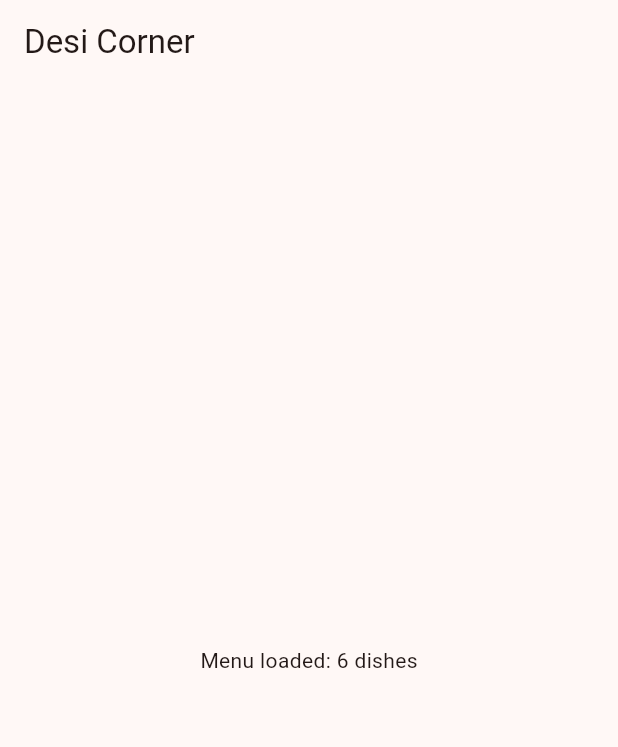
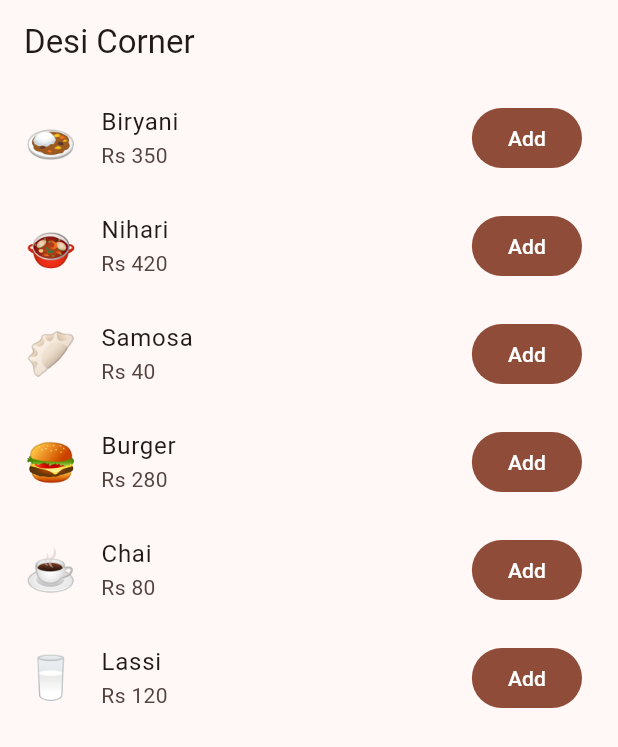
Before and after one commit to rao21/iba_app_dev_26, a Flutter app: the screen it shows after launch, on a phone screen of 412 x 824 dp. Shown: the top 747 px of the screen. Run offline on Flutter 3.47's test engine with Material 3 defaults, Android fonts, the phone set to English and light mode, and no system bars.

Commit message:
step 3: menu screen with a dead Add button

```diff
--- /dev/null
+++ b/lib/features/shop/pages/menu_page.dart
@@ -0,0 +1,33 @@
+import 'package:flutter/material.dart';
+
+import '../models/dish.dart';
+
+/// The menu screen. The Add button does nothing yet — that is the problem
+/// Provider is about to solve.
+class MenuPage extends StatelessWidget {
+  const MenuPage({super.key, required this.dishes});
+
+  final List<Dish> dishes;
+
+  @override
+  Widget build(BuildContext context) {
+    return Scaffold(
+      appBar: AppBar(title: const Text('Desi Corner')),
+      body: ListView.builder(
+        itemCount: dishes.length,
+        itemBuilder: (context, index) {
+          final dish = dishes[index];
+          return ListTile(
+            leading: Text(dish.emoji, style: const TextStyle(fontSize: 28)),
+            title: Text(dish.name),
+            subtitle: Text('Rs ${dish.price}'),
+            trailing: FilledButton(
+              onPressed: () {},
+              child: const Text('Add'),
+            ),
+          );
+        },
+      ),
+    );
+  }
+}
--- a/lib/main.dart
+++ b/lib/main.dart
@@ -2,6 +2,7 @@ import 'package:flutter/material.dart';
 
 import 'features/shop/data/menu_repository.dart';
 import 'features/shop/models/dish.dart';
+import 'features/shop/pages/menu_page.dart';
 
 Future<void> main() async {
   WidgetsFlutterBinding.ensureInitialized();
@@ -20,10 +21,7 @@ class ShopApp extends StatelessWidget {
       title: 'Desi Corner',
       debugShowCheckedModeBanner: false,
       theme: ThemeData(colorScheme: ColorScheme.fromSeed(seedColor: Colors.deepOrange)),
-      home: Scaffold(
-        appBar: AppBar(title: const Text('Desi Corner')),
-        body: Center(child: Text('Menu loaded: ${dishes.length} dishes')),
-      ),
+      home: MenuPage(dishes: dishes),
     );
   }
 }
```
Also changed, not shown: 1 other file.
